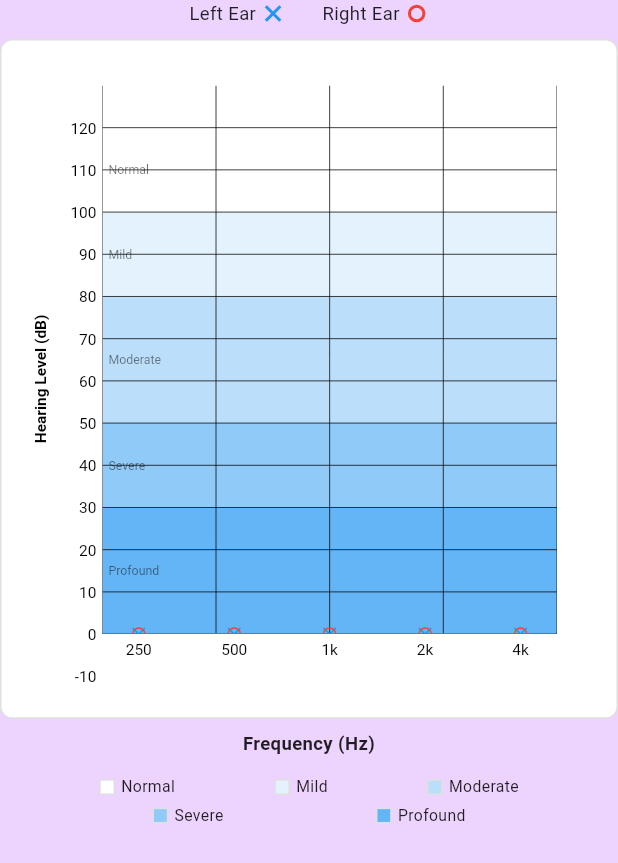
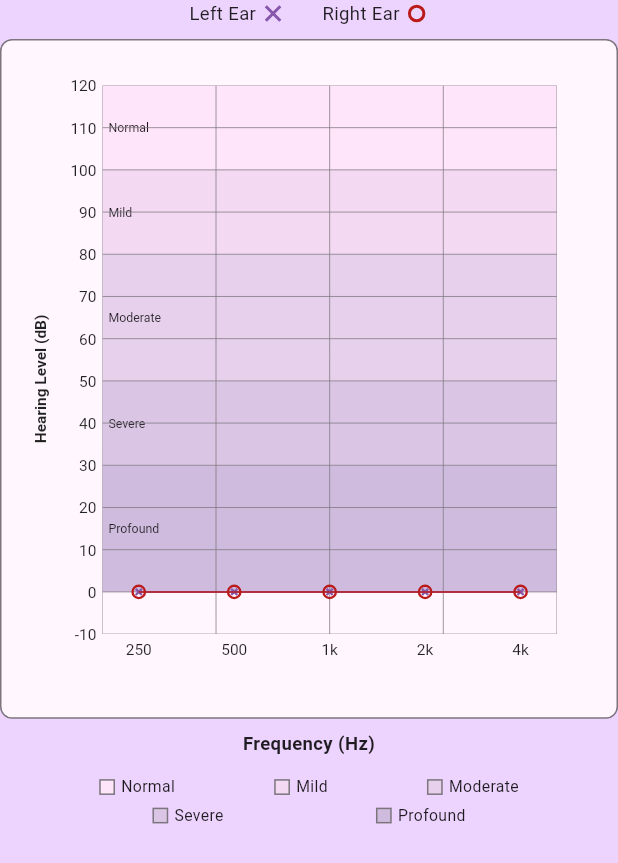
Before and after one commit to Nolelle/headphonemobileapp, a Flutter app: the Audiogram widget shown alone on an empty page, opened directly with empty values, on a phone screen of 412 x 824 dp. Shown: the top 863 px of the screen. Run offline on Flutter 3.47's test engine with Material 3 defaults, Android fonts, the phone set to English and light mode, and no system bars; our stand-ins replace audioplayers, shared_preferences; accounts and stored records are empty.

Commit message:
Enhance Audiogram widget with theme support and color adjustments
- Integrated theme management to adapt colors based on light/dark mode.
- Updated hearing loss indicators to use dynamic colors derived from the current theme.
- Refactored painting logic in AudiogramPainter to utilize theme colors for improved visual consistency.
- Added a method to calculate hearing loss colors based on theme, enhancing accessibility and user experience.

```diff
--- a/lib/features/sound_test/widgets/audiogram.dart
+++ b/lib/features/sound_test/widgets/audiogram.dart
@@ -36,6 +36,9 @@ class Audiogram extends StatelessWidget {
     final isSmallScreen =
         screenSize.width < 360; // Adjust for small screens like MI A2
 
+    final theme = Theme.of(context); // Get the current theme
+    final isDarkMode = theme.brightness == Brightness.dark;
+
     return LayoutBuilder(
       builder: (context, constraints) {
         final availableWidth = constraints.maxWidth;
@@ -60,10 +63,13 @@ class Audiogram extends StatelessWidget {
                   Row(
                     children: [
                       Text('$leftEarLabel ',
-                          style: TextStyle(fontSize: fontSize)),
+                          style: TextStyle(
+                              fontSize: fontSize,
+                              color: theme.textTheme.bodyMedium?.color)),
                       CustomPaint(
                         size: Size(fontSize * 1.3, fontSize * 1.3),
-                        painter: SymbolPainter(isX: true, color: Colors.blue),
+                        painter:
+                            SymbolPainter(isX: true, color: theme.primaryColor),
                       ),
                     ],
                   ),
@@ -71,10 +77,13 @@ class Audiogram extends StatelessWidget {
                   Row(
                     children: [
                       Text('$rightEarLabel ',
-                          style: TextStyle(fontSize: fontSize)),
+                          style: TextStyle(
+                              fontSize: fontSize,
+                              color: theme.textTheme.bodyMedium?.color)),
                       CustomPaint(
                         size: Size(fontSize * 1.3, fontSize * 1.3),
-                        painter: SymbolPainter(isX: false, color: Colors.red),
+                        painter: SymbolPainter(
+                            isX: false, color: theme.colorScheme.error),
                       ),
                     ],
                   ),
@@ -86,14 +95,15 @@ class Audiogram extends StatelessWidget {
               height: graphHeight,
               padding: EdgeInsets.all(padding),
               decoration: BoxDecoration(
-                color: Colors.white,
+                color: theme.cardColor,
                 borderRadius: BorderRadius.circular(8),
-                border: Border.all(color: Colors.grey[300]!),
+                border: Border.all(color: theme.dividerColor),
               ),
               child: CustomPaint(
                 size: Size(availableWidth - (padding * 2),
                     graphHeight - (padding * 2)),
                 painter: AudiogramPainter(
+                  theme: theme,
                   leftEarData: leftEarData,
                   rightEarData: rightEarData,
                   scaleFactor: availableWidth / 400,
@@ -115,6 +125,7 @@ class Audiogram extends StatelessWidget {
                 style: TextStyle(
                   fontSize: fontSize,
                   fontWeight: FontWeight.bold,
+                  color: theme.textTheme.bodyMedium?.color,
                 ),
                 textAlign: TextAlign.center,
               ),
@@ -125,12 +136,12 @@ class Audiogram extends StatelessWidget {
               child: Row(
                 mainAxisAlignment: MainAxisAlignment.spaceEvenly,
                 children: [
-                  _buildHearingLossIndicator(
-                      normalHearingLabel, Colors.white, fontSize * 0.85),
-                  _buildHearingLossIndicator(
-                      mildLossLabel, Colors.blue[50]!, fontSize * 0.85),
-                  _buildHearingLossIndicator(
-                      moderateLossLabel, Colors.blue[100]!, fontSize * 0.85),
+                  _buildHearingLossIndicator(theme, normalHearingLabel,
+                      _getHearingLossColor(theme, 0), fontSize * 0.85),
+                  _buildHearingLossIndicator(theme, mildLossLabel,
+                      _getHearingLossColor(theme, 1), fontSize * 0.85),
+                  _buildHearingLossIndicator(theme, moderateLossLabel,
+                      _getHearingLossColor(theme, 2), fontSize * 0.85),
                 ],
               ),
             ),
@@ -139,10 +150,10 @@ class Audiogram extends StatelessWidget {
               child: Row(
                 mainAxisAlignment: MainAxisAlignment.spaceEvenly,
                 children: [
-                  _buildHearingLossIndicator(
-                      severeLossLabel, Colors.blue[200]!, fontSize * 0.85),
-                  _buildHearingLossIndicator(
-                      profoundLossLabel, Colors.blue[300]!, fontSize * 0.85),
+                  _buildHearingLossIndicator(theme, severeLossLabel,
+                      _getHearingLossColor(theme, 3), fontSize * 0.85),
+                  _buildHearingLossIndicator(theme, profoundLossLabel,
+                      _getHearingLossColor(theme, 4), fontSize * 0.85),
                 ],
               ),
             ),
@@ -152,8 +163,27 @@ class Audiogram extends StatelessWidget {
     );
   }
 
+  Color _getHearingLossColor(ThemeData theme, int level) {
+    final bool isDarkMode = theme.brightness == Brightness.dark;
+    // Use shades of grey in dark mode, and subtle blues in light mode
+    // Base color is slightly lighter/darker than card color for contrast
+    final baseColor = isDarkMode
+        ? HSLColor.fromColor(theme.cardColor).withLightness(0.15).toColor()
+        : HSLColor.fromColor(theme.cardColor).withLightness(0.95).toColor();
+    final endColor = isDarkMode
+        ? HSLColor.fromColor(theme.primaryColor).withLightness(0.3).toColor()
+        : HSLColor.fromColor(theme.primaryColor).withLightness(0.8).toColor();
+
+    // Interpolate between base and end color based on level
+    return Color.lerp(baseColor, endColor, level / 4.0) ?? baseColor;
+  }
+
   Widget _buildHearingLossIndicator(
-      String label, Color color, double fontSize) {
+    ThemeData theme,
+    String label,
+    Color color,
+    double fontSize,
+  ) {
     return Row(
       mainAxisSize: MainAxisSize.min,
       children: [
@@ -162,11 +192,13 @@ class Audiogram extends StatelessWidget {
           height: fontSize,
           decoration: BoxDecoration(
             color: color,
-            border: Border.all(color: Colors.grey[300]!),
+            border: Border.all(color: theme.dividerColor),
           ),
         ),
         const SizedBox(width: 4),
-        Text(label, style: TextStyle(fontSize: fontSize)),
+        Text(label,
+            style: TextStyle(
+                fontSize: fontSize, color: theme.textTheme.bodySmall?.color)),
       ],
     );
   }
@@ -210,6 +242,7 @@ class SymbolPainter extends CustomPainter {
 }
 
 class AudiogramPainter extends CustomPainter {
+  final ThemeData theme;
   final Map<String, double> leftEarData;
   final Map<String, double> rightEarData;
   final double scaleFactor;
@@ -246,6 +279,7 @@ class AudiogramPainter extends CustomPainter {
   ];
 
   AudiogramPainter({
+    required this.theme,
     required this.leftEarData,
     required this.rightEarData,
     required this.scaleFactor,
@@ -280,8 +314,8 @@ class AudiogramPainter extends CustomPainter {
           bottomPadding, // Height minus top and bottom padding
     );
 
-    final paint = Paint()
-      ..color = Colors.black
+    final gridPaint = Paint()
+      ..color = theme.dividerColor
       ..strokeWidth = 0.5 // Thinner lines
       ..style = PaintingStyle.stroke;
 
@@ -296,7 +330,7 @@ class AudiogramPainter extends CustomPainter {
     _drawHearingLossRegions(canvas, graphRect);
 
     // Draw grid
-    _drawGrid(canvas, graphRect, paint);
+    _drawGrid(canvas, graphRect, gridPaint);
 
     canvas.restore();
 
@@ -313,7 +347,7 @@ class AudiogramPainter extends CustomPainter {
     canvas.clipRect(graphRect);
 
     // Draw data points and lines
-    _drawDataPoints(canvas, graphRect, paint);
+    _drawDataPoints(canvas, graphRect);
 
     canvas.restore();
   }
@@ -323,7 +357,7 @@ class AudiogramPainter extends CustomPainter {
       text: TextSpan(
         text: hearingLevelLabel,
         style: TextStyle(
-          color: Colors.black,
+          color: theme.textTheme.bodyMedium?.color,
           fontSize: 10 * scaleFactor * (isSmallScreen ? 0.9 : 1.0),
           fontWeight: FontWeight.bold,
         ),
@@ -347,11 +381,11 @@ class AudiogramPainter extends CustomPainter {
 
   void _drawHearingLossRegions(Canvas canvas, Rect graphRect) {
     final regions = [
-      (Colors.white, 120.0, 100.0, normalHearingLabel),
-      (Colors.blue[50]!, 100.0, 80.0, mildLossLabel),
-      (Colors.blue[100]!, 80.0, 50.0, moderateLossLabel),
-      (Colors.blue[200]!, 50.0, 30.0, severeLossLabel),
-      (Colors.blue[300]!, 30.0, 0.0, profoundLossLabel),
+      (_getHearingLossColor(theme, 0), 120.0, 100.0, normalHearingLabel),
+      (_getHearingLossColor(theme, 1), 100.0, 80.0, mildLossLabel),
+      (_getHearingLossColor(theme, 2), 80.0, 50.0, moderateLossLabel),
+      (_getHearingLossColor(theme, 3), 50.0, 30.0, severeLossLabel),
+      (_getHearingLossColor(theme, 4), 30.0, 0.0, profoundLossLabel),
     ];
 
     for (var region in regions) {
@@ -372,7 +406,7 @@ class AudiogramPainter extends CustomPainter {
         text: TextSpan(
           text: region.$4,
           style: TextStyle(
-            color: Colors.black54,
+            color: theme.textTheme.bodySmall?.color,
             fontSize: 8 * scaleFactor,
           ),
         ),
@@ -389,7 +423,7 @@ class AudiogramPainter extends CustomPainter {
     }
   }
 
-  void _drawGrid(Canvas canvas, Rect graphRect, Paint paint) {
+  void _drawGrid(Canvas canvas, Rect graphRect, Paint gridPaint) {
     // Draw vertical lines
     final xStep = graphRect.width / (frequencies.length - 1);
     for (var i = 0; i < frequencies.length; i++) {
@@ -397,7 +431,7 @@ class AudiogramPainter extends CustomPainter {
       canvas.drawLine(
         Offset(x, graphRect.top),
         Offset(x, graphRect.bottom),
-        paint,
+        gridPaint,
       );
     }
 
@@ -407,7 +441,7 @@ class AudiogramPainter extends CustomPainter {
       canvas.drawLine(
         Offset(graphRect.left, y),
         Offset(graphRect.right, y),
-        paint,
+        gridPaint,
       );
     }
   }
@@ -435,7 +469,7 @@ class AudiogramPainter extends CustomPainter {
       textPainter.text = TextSpan(
         text: label,
         style: TextStyle(
-          color: Colors.black,
+          color: theme.textTheme.bodyMedium?.color,
           fontSize: fontSize,
         ),
       );
@@ -461,7 +495,7 @@ class AudiogramPainter extends CustomPainter {
       textPainter.text = TextSpan(
         text: db.toString(),
         style: TextStyle(
-          color: Colors.black,
+          color: theme.textTheme.bodyMedium?.color,
           fontSize: fontSize,
         ),
       );
@@ -476,18 +510,24 @@ class AudiogramPainter extends CustomPainter {
     }
   }
 
-  void _drawDataPoints(Canvas canvas, Rect graphRect, Paint paint) {
+  void _drawDataPoints(Canvas canvas, Rect graphRect) {
     // Draw left ear points (X)
-    paint.color = Colors.blue;
-    _drawEarPoints(canvas, graphRect, leftEarData, true);
+    final leftPaint = Paint()
+      ..color = theme.primaryColor
+      ..strokeWidth = 1.5 * scaleFactor
+      ..style = PaintingStyle.stroke;
+    _drawEarPoints(canvas, graphRect, leftEarData, true, leftPaint);
 
     // Draw right ear points (O)
-    paint.color = Colors.red;
-    _drawEarPoints(canvas, graphRect, rightEarData, false);
+    final rightPaint = Paint()
+      ..color = theme.colorScheme.error
+      ..strokeWidth = 1.5 * scaleFactor
+      ..style = PaintingStyle.stroke;
+    _drawEarPoints(canvas, graphRect, rightEarData, false, rightPaint);
   }
 
-  void _drawEarPoints(
-      Canvas canvas, Rect graphRect, Map<String, double> data, bool isLeft) {
+  void _drawEarPoints(Canvas canvas, Rect graphRect, Map<String, double> data,
+      bool isLeft, Paint paint) {
     final points = <Offset>[];
 
     // Frequency positions with internal padding to keep 250Hz and 4000Hz away from edges
@@ -498,6 +538,12 @@ class AudiogramPainter extends CustomPainter {
     final xStep = effectiveWidth / (frequencies.length - 1);
 
     final markerSize = 4.0 * scaleFactor * (isSmallScreen ? 0.9 : 1.0);
+    final linePaint = Paint()
+      ..color = paint.color
+      ..strokeWidth = 1.0 * scaleFactor
+      ..style = PaintingStyle.stroke;
+
+    Offset? lastPoint;
 
     for (var i = 0; i < frequencies.length; i++) {
       final freq = frequencies[i];
@@ -506,58 +552,62 @@ class AudiogramPainter extends CustomPainter {
       // Calculate x position with edge padding
       final x = graphRect.left + edgePadding + (i * xStep);
       final y = _getYPosition(value.abs(), graphRect);
-      points.add(Offset(x, y));
+      final currentPoint = Offset(x, y);
+      points.add(currentPoint);
 
-      if (isLeft) {
-        _drawX(canvas, Offset(x, y), markerSize, Colors.blue);
-      } else {
-        _drawO(canvas, Offset(x, y), markerSize, Colors.red);
+      // Draw line between points if last point exists
+      if (lastPoint != null) {
+        canvas.drawLine(lastPoint, currentPoint, linePaint);
       }
+      lastPoint = currentPoint;
     }
 
-    // Draw lines connecting points
-    final linePaint = Paint()
-      ..color = isLeft ? Colors.blue : Colors.red
-      ..strokeWidth = 1.0 * scaleFactor * (isSmallScreen ? 0.9 : 1.0)
-      ..style = PaintingStyle.stroke;
-
-    for (var i = 0; i < points.length - 1; i++) {
-      canvas.drawLine(points[i], points[i + 1], linePaint);
+    // Draw the markers after drawing lines
+    for (final point in points) {
+      if (isLeft) {
+        // Draw X
+        final halfMarker = markerSize / 2;
+        canvas.drawLine(Offset(point.dx - halfMarker, point.dy - halfMarker),
+            Offset(point.dx + halfMarker, point.dy + halfMarker), paint);
+        canvas.drawLine(Offset(point.dx + halfMarker, point.dy - halfMarker),
+            Offset(point.dx - halfMarker, point.dy + halfMarker), paint);
+      } else {
+        // Draw O
+        canvas.drawCircle(point, markerSize, paint);
+      }
     }
   }
 
-  void _drawX(Canvas canvas, Offset center, double size, Color color) {
-    final paint = Paint()
-      ..color = color
-      ..strokeWidth = 1.0 * scaleFactor * (isSmallScreen ? 0.9 : 1.0)
-      ..style = PaintingStyle.stroke;
-
-    canvas.drawLine(
-      Offset(center.dx - size, center.dy - size),
-      Offset(center.dx + size, center.dy + size),
-      paint,
-    );
-    canvas.drawLine(
-      Offset(center.dx + size, center.dy - size),
-      Offset(center.dx - size, center.dy + size),
-      paint,
-    );
-  }
-
-  void _drawO(Canvas canvas, Offset center, double radius, Color color) {
-    final paint = Paint()
-      ..color = color
-      ..strokeWidth = 1.0 * scaleFactor * (isSmallScreen ? 0.9 : 1.0)
-      ..style = PaintingStyle.stroke;
-
-    canvas.drawCircle(center, radius, paint);
-  }
-
-  double _getYPosition(double db, Rect graphRect) {
-    // Invert the Y-axis mapping: Higher dB = lower on graph (better hearing)
-    return graphRect.top + (graphRect.height * (130 - db) / 130);
+  double _getYPosition(double dbValue, Rect graphRect) {
+    // Ensure dbValue is within the expected range [-10, 120]
+    final clampedDb = dbValue.clamp(-10.0, 120.0);
+    // Normalize the value to a 0-1 range (inverted because y-axis increases downwards)
+    final normalized = (clampedDb - (-10)) / (120 - (-10));
+    // Map the normalized value to the graph's height
+    return graphRect.top + (graphRect.height * (1 - normalized));
   }
 
   @override
-  bool shouldRepaint(covariant CustomPainter oldDelegate) => true;
+  bool shouldRepaint(covariant AudiogramPainter oldDelegate) {
+    // Repaint if theme, data, or dimensions change
+    return oldDelegate.theme != theme ||
+        oldDelegate.leftEarData != leftEarData ||
+        oldDelegate.rightEarData != rightEarData ||
+        oldDelegate.scaleFactor != scaleFactor ||
+        oldDelegate.isSmallScreen != isSmallScreen;
+  }
+
+  Color _getHearingLossColor(ThemeData theme, int level) {
+    final bool isDarkMode = theme.brightness == Brightness.dark;
+    // Use shades based on card/background color and primary color
+    final baseColor = isDarkMode
+        ? HSLColor.fromColor(theme.cardColor).withLightness(0.15).toColor()
+        : HSLColor.fromColor(theme.cardColor).withLightness(0.95).toColor();
+    final endColor = isDarkMode
+        ? HSLColor.fromColor(theme.primaryColor).withLightness(0.3).toColor()
+        : HSLColor.fromColor(theme.primaryColor).withLightness(0.8).toColor();
+
+    // Interpolate between base and end color based on level
+    return Color.lerp(baseColor, endColor, level / 4.0) ?? baseColor;
+  }
 }
```
